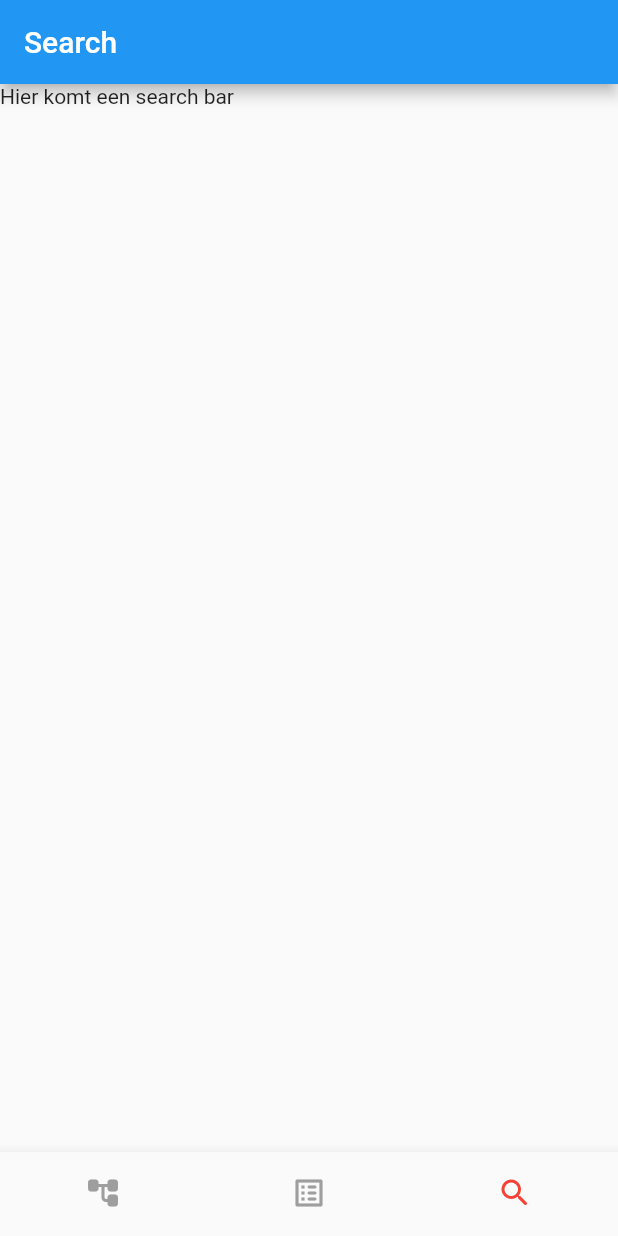
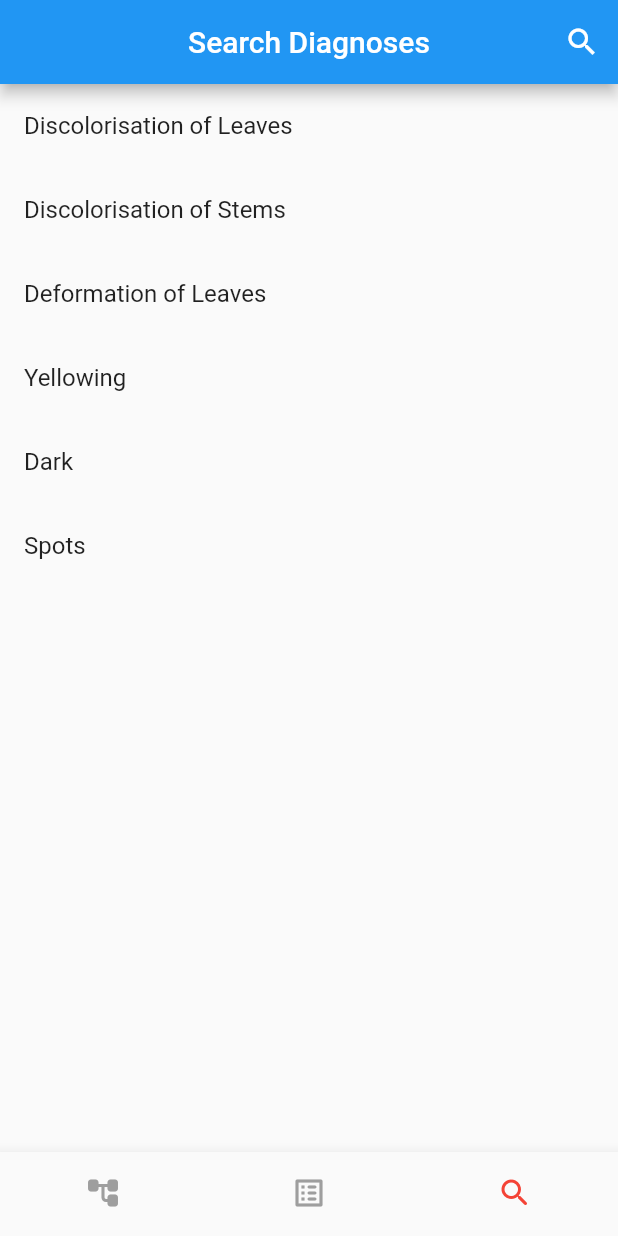
Before and after one commit to ChristianvdBroeck/wdApp, a Flutter app: the screen it shows after launch, swiped to page 3, on a phone screen of 412 x 824 dp. Run offline on Flutter 3.47's test engine with Material 2 defaults, Android fonts, the phone set to English and light mode, and no system bars.

Commit message:
First steps search bar

```diff
--- /dev/null
+++ b/lib/data/symptoms.dart
@@ -0,0 +1,12 @@
+/// List of symptoms used for searching
+/// TODO:
+///   - finish list with real data
+
+final List<String> symptoms = [
+  "Discolorisation of Leaves",
+  "Discolorisation of Stems",
+  "Deformation of Leaves",
+  "Yellowing",
+  "Dark",
+  "Spots",
+];
--- a/lib/pages/searchpage.dart
+++ b/lib/pages/searchpage.dart
@@ -1,8 +1,95 @@
 import 'package:flutter/material.dart';
+import '../data/symptoms.dart';
+import 'home_page.dart';
+
+/// Basics from: https://dev.to/luizeduardotj/search-bar-in-flutter-33e1
+/// TODO:
+///   - zoekfunctie resulteerd in error: fix
+///   - list moet lijst met symptomen worden
+///   - list moet standaard niet zichtbaar zijn, pas na het invullen van query tonen
+///   - recentList moet generiek worden -> kan denk ik pas na fix van boven (pas als de knop ingedrukt wordt dingen opslaan)
+///   - op zoekresultaat klikken moet resulteren in pagina change
+///   - RESULTS -> listbuilder cards
+///   - wil de gebruiker symptomen als resultaat? Of mogelijke diagnoses?
 
 class SearchPage extends StatefulWidget {
+  final List<String> list = symptoms;
+
   @override
   _SearchPageState createState() => _SearchPageState();
+}
+
+class Search extends SearchDelegate {
+  @override
+  // TODO: implement textInputAction
+  TextInputAction get textInputAction => TextInputAction.search;
+
+  @override
+  List<Widget> buildActions(BuildContext context) {
+    return <Widget>[
+      IconButton(
+        icon: Icon(Icons.close),
+        onPressed: () {
+          query = "";
+        },
+      ),
+    ];
+  }
+
+  @override
+  Widget buildLeading(BuildContext context) {
+    return IconButton(
+      icon: Icon(Icons.arrow_back),
+      onPressed: () {
+        Navigator.pop(context);
+      },
+    );
+  }
+
+  String selectedResult;
+
+  @override
+  Widget buildResults(BuildContext context) {
+    return Container(
+      child: Center(
+        child: Text(selectedResult),
+      )
+    );
+  }
+
+  final List<String> listSearch; // The list to search from
+  Search(this.listSearch);
+  List<String> recentList = ["Text Test 1", "Text Test 2"]; // TODO: make this dynamic
+
+  @override
+  Widget buildSuggestions(BuildContext context) {
+    List<String> suggestionList = [];
+    query.isEmpty
+        ? suggestionList = recentList
+        : suggestionList.addAll(listSearch.where(
+            (element) => element.toLowerCase().contains(query.toLowerCase()),
+          ));
+
+          return ListView.builder(
+            itemCount: suggestionList.length,
+            itemBuilder: (context, index) {
+              return ListTile(
+                title: Text(
+                  suggestionList[index]
+                  ),
+                  onTap: () {
+                    selectedResult = suggestionList[index];
+                    Navigator.push(
+                      context,
+                      MaterialPageRoute(builder: (context) => HomePage())
+                    );
+                  }
+              );
+            },
+          );
+  }
+
+  final List<String> list = List.generate(10, (index) => "Texto $index");
 }
 
 class _SearchPageState extends State<SearchPage> {
@@ -10,11 +97,27 @@ class _SearchPageState extends State<SearchPage> {
   Widget build(BuildContext context) {
     return Scaffold(
       appBar: AppBar(
-        title: Text('Search'),
+        actions: <Widget>[
+          IconButton(
+            onPressed: () {
+              showSearch(context: context, delegate: Search(widget.list));
+            },
+            icon: Icon(Icons.search),
+            )
+        ],
+        centerTitle: true,
+        title: Text('Search Diagnoses'),
       ),
-      body: Row(children: <Widget>[
-        Text('Hier komt een search bar'),
-      ]),
+      // body: Row(children: <Widget>[
+        // Text('Hier komt een search bar'),
+        body: ListView.builder(
+          itemCount: widget.list.length,
+          itemBuilder: (context, index) => ListTile(
+          title: Text(
+            widget.list[index]
+          )
+        )),
+      // ]),
     );
   }
 }
```
